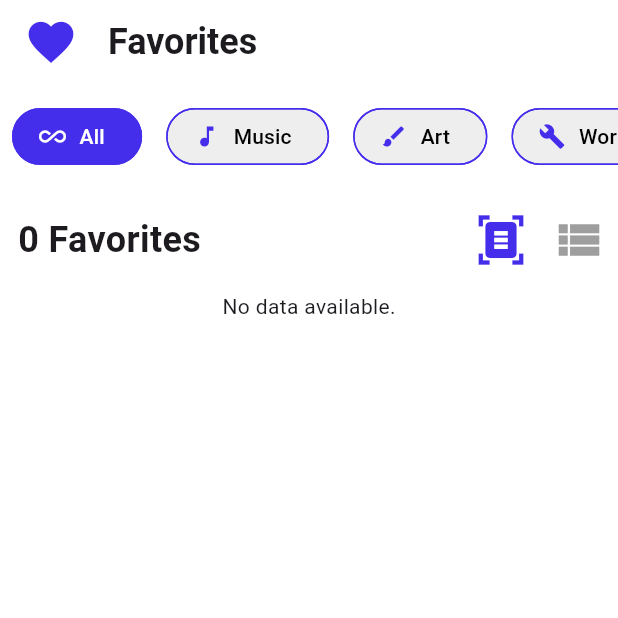
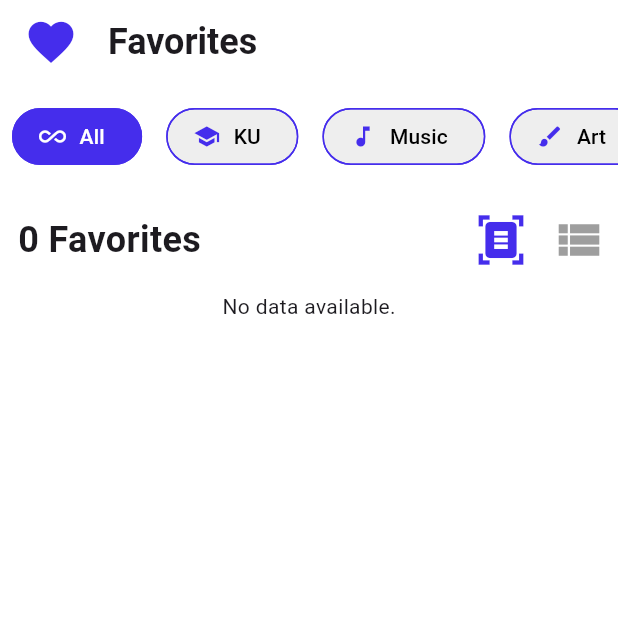
Before and after one commit to KUNoti/ku_noti, a Flutter app: the FavoritesPage screen opened directly, on a phone screen of 412 x 824 dp, the top half of it. Run offline on Flutter 3.47's test engine with Material 3 defaults, Android fonts, the phone set to English and light mode, and no system bars; our stand-ins replace dio, equatable, flutter_bloc, get_it, image_picker, permission_handler and 1 more; generated files the repository leaves out were written again; key blocks and very long unbroken strings in the code were emptied for the run.

Commit message:
push all

```diff
--- /dev/null
+++ b/devtools_options.yaml
@@ -0,0 +1 @@
+extensions:
--- /dev/null
+++ b/lib/features/presentation/event/bloc/search/search_event.dart
@@ -0,0 +1,15 @@
+
+
+abstract class SearchEvent {
+  const SearchEvent();
+}
+
+class LoadEventEvent extends SearchEvent {
+  final int? userId;
+  const LoadEventEvent(this.userId);
+}
+
+class FilterByTagEvent extends SearchEvent {
+  final String tag;
+  const FilterByTagEvent(this.tag);
+}
--- a/lib/features/presentation/event/widgets/select_chips.dart
+++ b/lib/features/presentation/event/widgets/select_chips.dart
@@ -4,8 +4,8 @@ import 'package:ku_noti/core/constants/colors.dart';
 typedef ChipSelectedCallback = void Function(String selectedLabel, int index);
 
 class SelectChips extends StatelessWidget {
-  final List<String> chipLabels = ['All', 'Music', 'Art', 'Workshop'];
-  final List<IconData> chipIcons = [Icons.all_inclusive, Icons.music_note, Icons.brush, Icons.build];
+  final List<String> chipLabels = ['All', 'KU','Music', 'Art', 'Workshop'];
+  final List<IconData> chipIcons = [Icons.all_inclusive,Icons.school, Icons.music_note, Icons.brush, Icons.build];
   final ChipSelectedCallback onChipSelected;
   final int selectedChipIndex;
 
--- a/pubspec.yaml
+++ b/pubspec.yaml
@@ -40,6 +40,9 @@ dependencies:
   permission_handler: ^11.3.0
 
   ar_location_viewer: ^2.0.15
+  intl: ^0.19.0
+
+  hive: ^2.2.3
   # The following adds the Cupertino Icons font to your application.
   # Use with the CupertinoIcons class for iOS style icons.
   cupertino_icons: ^1.0.6
```
Also changed, not shown: lib/features/presentation/event/bloc/search/search_bloc.dart (added, +14 -0 lines), lib/features/presentation/event/bloc/search/search_state.dart (added, +31 -0 lines), pubspec.lock, 2 other files.
